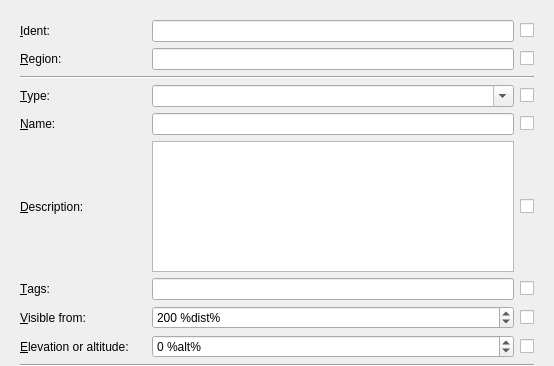
The window that src/userdata/userdatadialog.ui (albar965/littlenavmap) describes before a commit, drawn with Qt 5; both pictures show x 0 to 554 and y 0 to 366 of the 554 by 578 pixel window.
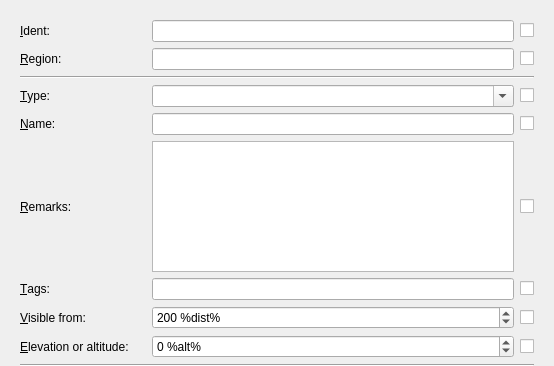
The same window after the commit.

Diff of the .ui file:
```diff
--- a/src/userdata/userdatadialog.ui
+++ b/src/userdata/userdatadialog.ui
@@ -353,7 +353,7 @@
      <item row="6" column="0" colspan="2">
       <widget class="QLabel" name="labelUserdataDescription">
        <property name="text">
-        <string>&amp;Description:</string>
+        <string>&amp;Remarks:</string>
        </property>
        <property name="buddy">
         <cstring>plainTextEditUserdataDescription</cstring>
```
Left out of the diff: 2 changed lines with no effect on the pictures.
